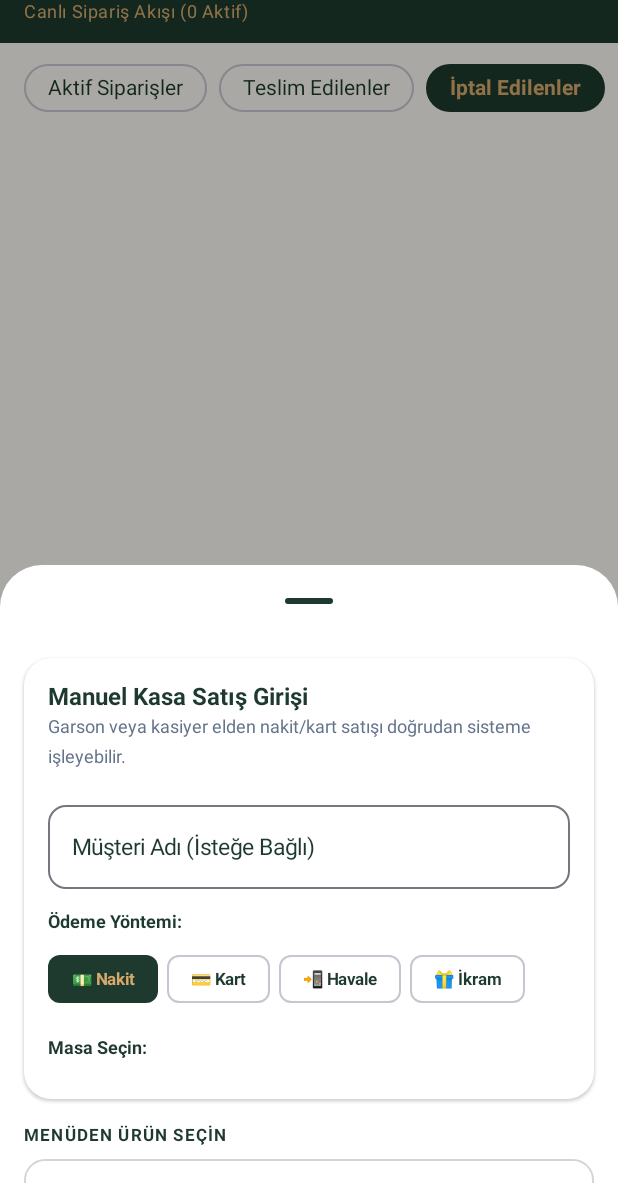
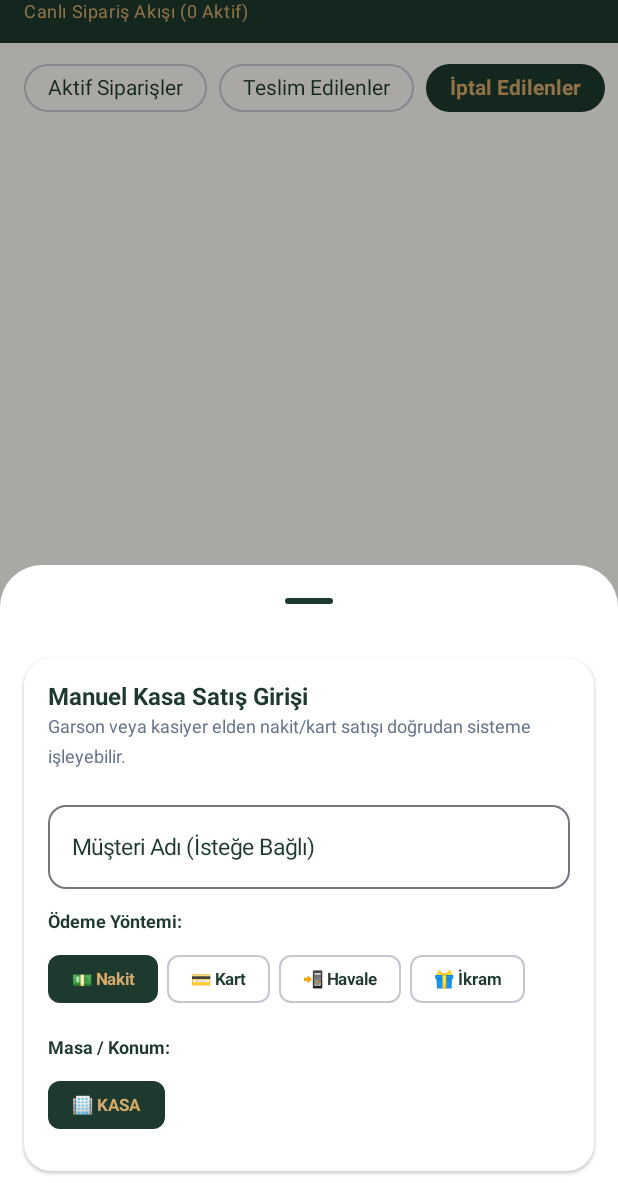
Before and after one commit to Berkay5577/sadec, an Android app built with Jetpack Compose: the composable OrdersScreen shown on its own in the app's theme, after a tap on "Manuel Kasa Satışı", on a phone screen of 412 x 824 dp, the part 53-1236 px from its top. Run offline under Robolectric (Android 15) with nearby library versions, the light colour scheme and no system bars; our stand-ins replace Firebase (no records; nobody signed in at launch, a user with empty details on screens opened directly); 3 other taps on this screen came first.

Commit message:
Set manual cash entry location solely to KASA

```diff
--- a/app/src/main/java/com/example/sadec/ui/screens/DashboardScreen.kt
+++ b/app/src/main/java/com/example/sadec/ui/screens/DashboardScreen.kt
@@ -1515,22 +1515,22 @@ fun ManualCashEntryTab(
 
                     Spacer(modifier = Modifier.height(8.dp))
 
-                    Text("Masa Seçin:", fontSize = 12.sp, fontWeight = FontWeight.Bold, color = ForestGreen)
+                    Text("Masa / Konum:", fontSize = 12.sp, fontWeight = FontWeight.Bold, color = ForestGreen)
                     Row(
-                        modifier = Modifier.fillMaxWidth().padding(vertical = 4.dp),
-                        horizontalArrangement = Arrangement.spacedBy(6.dp)
+                        modifier = Modifier.fillMaxWidth().padding(vertical = 4.dp)
                     ) {
-                        tables.take(4).forEach { table ->
-                            FilterChip(
-                                selected = selectedTableId == table.id,
-                                onClick = {
-                                    selectedTableId = table.id
-                                    selectedTableLabel = table.label
-                                },
-                                label = { Text(table.label, fontSize = 11.sp) },
-                                colors = FilterChipDefaults.filterChipColors(selectedContainerColor = ForestGreen, selectedLabelColor = WarmGold)
+                        FilterChip(
+                            selected = true,
+                            onClick = {
+                                selectedTableId = "table-kasa"
+                                selectedTableLabel = "KASA"
+                            },
+                            label = { Text("🏢 KASA", fontSize = 11.5.sp, fontWeight = FontWeight.Bold) },
+                            colors = FilterChipDefaults.filterChipColors(
+                                selectedContainerColor = ForestGreen,
+                                selectedLabelColor = WarmGold
                             )
-                        }
+                        )
                     }
                 }
             }
```
